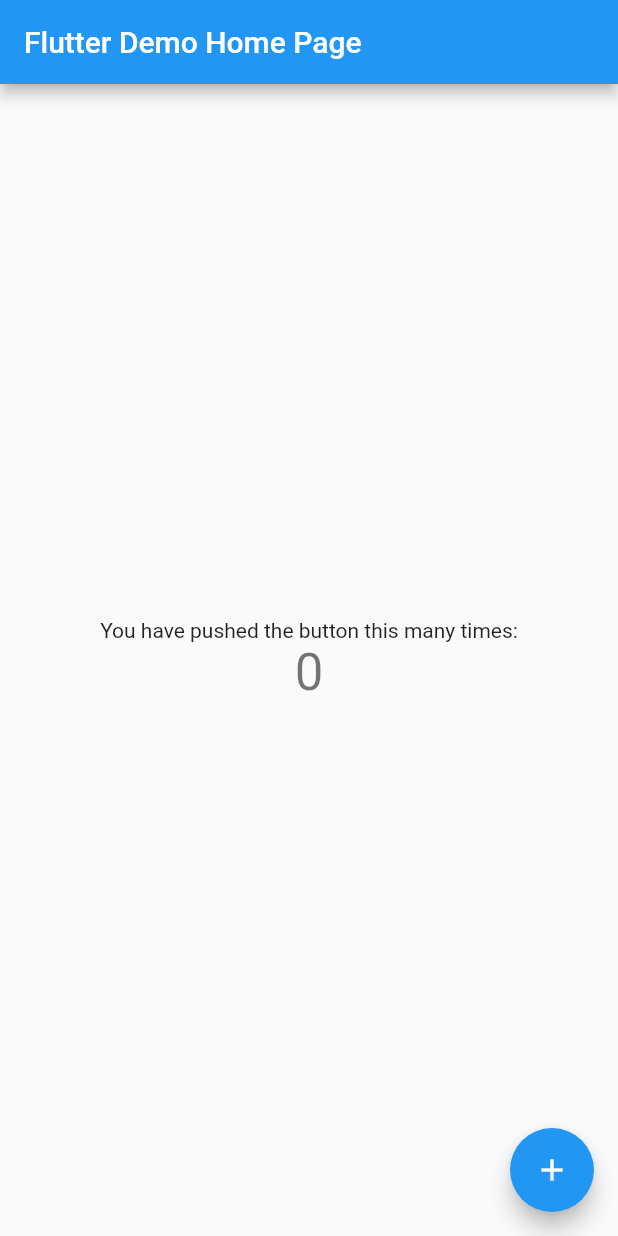
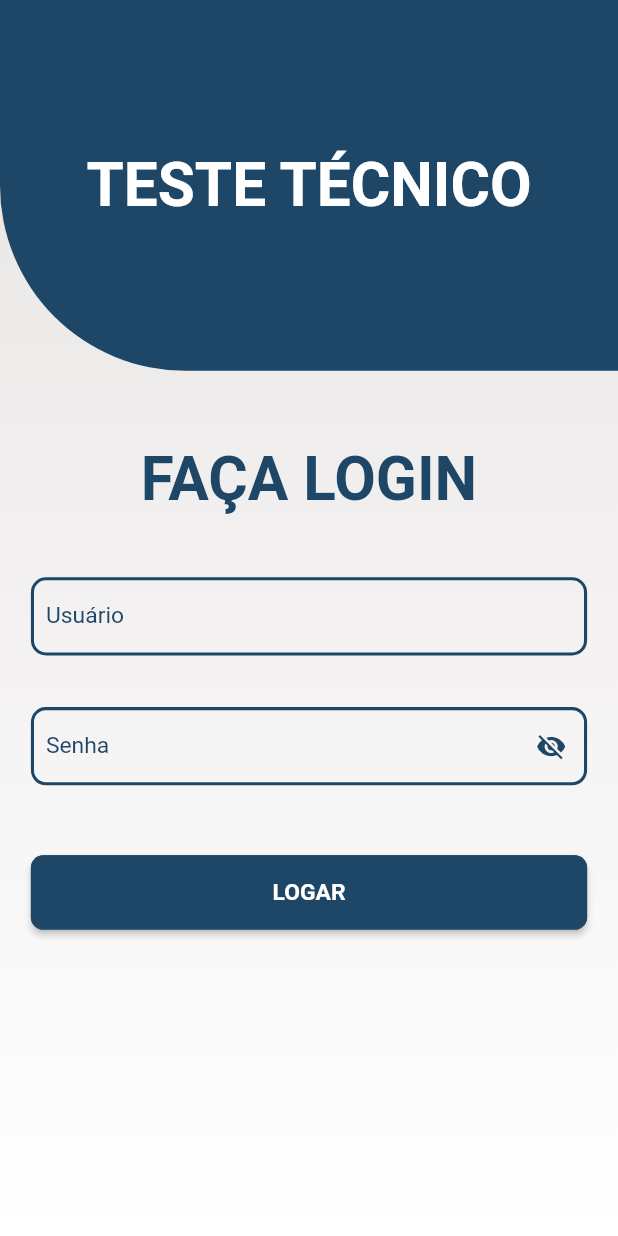
Before and after one commit to WilliamDCGomes/teste-tecnico, a Flutter app: the screen it shows after launch, on a phone screen of 412 x 824 dp. Run offline on Flutter 3.47's test engine with Material 2 defaults, Android fonts, the light colour scheme and no system bars; our stand-ins replace get, lottie, responsive_sizer, shared_preferences, video_player.

Commit message:
Criado tela de login e camada de autenticação na api

```diff
--- a/lib/app/modules/login/controller/login_controller.dart
+++ b/lib/app/modules/login/controller/login_controller.dart
@@ -0,0 +1,95 @@
+import 'package:flutter/material.dart';
+import 'package:get/get.dart';
+import 'package:shared_preferences/shared_preferences.dart';
+import 'package:teste_tecnico/base/services/login_service.dart';
+import '../../../../base/services/interface/ilogin_service.dart';
+import '../../../utils/sharedWidgets/loading_with_success_or_error_widget.dart';
+import '../../../utils/sharedWidgets/popups/information_popup.dart';
+
+class LoginPageController extends GetxController {
+  late RxBool cpfInputHasError;
+  late RxBool passwordInputHasError;
+  late RxBool isPasswordField;
+  late LoadingWithSuccessOrErrorWidget loadingWithSuccessOrErrorWidget;
+  late TextEditingController userInputController;
+  late TextEditingController passwordInputController;
+  late FocusNode passwordInputFocusNode;
+  late final GlobalKey<FormState> formKey;
+  late SharedPreferences sharedPreferences;
+  late ILoginService _loginService;
+
+  LoginPageController() {
+    _initializeVariables();
+  }
+
+  @override
+  void onInit() async {
+    sharedPreferences = await SharedPreferences.getInstance();
+    super.onInit();
+  }
+
+  _initializeVariables() {
+    cpfInputHasError = false.obs;
+    passwordInputHasError = false.obs;
+    isPasswordField = true.obs;
+    formKey = GlobalKey<FormState>();
+    userInputController = TextEditingController();
+    passwordInputController = TextEditingController();
+    passwordInputFocusNode = FocusNode();
+    loadingWithSuccessOrErrorWidget = LoadingWithSuccessOrErrorWidget();
+    _loginService = LoginService();
+  }
+
+  loginPressed() async {
+    try {
+      if (formKey.currentState!.validate()) {
+        await loadingWithSuccessOrErrorWidget.startAnimation();
+
+        var authenticateResponse = await _loginService.authenticate(
+          userInputController.text.trim(),
+          passwordInputController.text.trim(),
+        );
+
+        if (authenticateResponse != null) {
+          await sharedPreferences.setString("login", userInputController.text.trim());
+          await sharedPreferences.setString("password", passwordInputController.text.trim());
+
+          await loadingWithSuccessOrErrorWidget.stopAnimation();
+
+          await showDialog(
+            context: Get.context!,
+            barrierDismissible: false,
+            builder: (BuildContext context) {
+              return const InformationPopup(
+                warningMessage: "Sucesso",
+              );
+            },
+          );
+        }
+        else {
+          if (loadingWithSuccessOrErrorWidget.animationController.isAnimating) await loadingWithSuccessOrErrorWidget.stopAnimation(fail: true);
+          await showDialog(
+            context: Get.context!,
+            barrierDismissible: false,
+            builder: (BuildContext context) {
+              return const InformationPopup(
+                warningMessage: "Usuário ou a Senha estão incorreto.",
+              );
+            },
+          );
+        }
+      }
+    } catch (_) {
+      if (loadingWithSuccessOrErrorWidget.animationController.isAnimating) await loadingWithSuccessOrErrorWidget.stopAnimation(fail: true);
+      showDialog(
+        context: Get.context!,
+        barrierDismissible: false,
+        builder: (BuildContext context) {
+          return const InformationPopup(
+            warningMessage: "Erro ao fazer Login!\nTente novamente mais tarde.",
+          );
+        },
+      );
+    }
+  }
+}
--- a/lib/app/modules/login/page/login_page.dart
+++ b/lib/app/modules/login/page/login_page.dart
@@ -0,0 +1,178 @@
+import 'package:flutter/material.dart';
+import 'package:get/get.dart';
+import 'package:responsive_sizer/responsive_sizer.dart';
+import '../../../utils/helpers/app_close_controller.dart';
+import '../../../utils/helpers/text_field_validators.dart';
+import '../../../utils/sharedWidgets/button_widget.dart';
+import '../../../utils/sharedWidgets/text_field_widget.dart';
+import '../../../utils/sharedWidgets/text_widget.dart';
+import '../../../utils/stylePages/app_colors.dart';
+import '../controller/login_controller.dart';
+
+class LoginPage extends StatefulWidget {
+  const LoginPage({Key? key,}) : super(key: key);
+
+  @override
+  State<LoginPage> createState() => _LoginPageState();
+}
+
+class _LoginPageState extends State<LoginPage> {
+  late LoginPageController controller;
+
+  @override
+  void initState() {
+    controller = Get.put(LoginPageController());
+    super.initState();
+  }
+
+  @override
+  Widget build(BuildContext context) {
+    return WillPopScope(
+      onWillPop: () async {
+        return AppCloseController.verifyCloseScreen();
+      },
+      child: SafeArea(
+        child: Material(
+          child: GestureDetector(
+            onTap: () {
+              FocusScope.of(context).requestFocus(FocusNode());
+            },
+            child: Container(
+              decoration: const BoxDecoration(
+                gradient: LinearGradient(
+                  begin: Alignment.topCenter,
+                  end: Alignment.bottomCenter,
+                  colors: AppColors.backgroundFirstScreenColor,
+                ),
+              ),
+              child: Stack(
+                children: [
+                  Scaffold(
+                    backgroundColor: AppColors.transparentColor,
+                    body: Column(
+                      children: [
+                        Container(
+                          height: 30.h,
+                          width: 100.w,
+                          margin: EdgeInsets.only(bottom: 6.h),
+                          decoration: BoxDecoration(
+                            borderRadius: BorderRadius.only(bottomLeft: Radius.circular(15.h)),
+                            color: AppColors.defaultColor,
+                          ),
+                          child: Center(
+                            child: TextWidget(
+                              "TESTE TÉCNICO",
+                              textColor: AppColors.whiteColor,
+                              fontSize: 26.sp,
+                              textAlign: TextAlign.center,
+                              fontWeight: FontWeight.bold,
+                              maxLines: 2,
+                            ),
+                          ),
+                        ),
+                        Expanded(
+                          child: Form(
+                            key: controller.formKey,
+                            child: ListView(
+                              shrinkWrap: true,
+                              padding: EdgeInsets.symmetric(horizontal: 5.w),
+                              children: [
+                                TextWidget(
+                                  "FAÇA LOGIN",
+                                  textColor: AppColors.defaultColor,
+                                  fontSize: 26.sp,
+                                  textAlign: TextAlign.center,
+                                  fontWeight: FontWeight.bold,
+                                ),
+                                Padding(
+                                  padding: EdgeInsets.only(top: 5.h),
+                                  child: Obx(
+                                    () => TextFieldWidget(
+                                      controller: controller.userInputController,
+                                      hintText: "Usuário",
+                                      height: 9.h,
+                                      width: double.infinity,
+                                      hasError: controller.cpfInputHasError.value,
+                                      enableSuggestions: true,
+                                      keyboardType: TextInputType.name,
+                                      textInputAction: TextInputAction.next,
+                                      validator: (String? value) {
+                                        String? validation = TextFieldValidators.loginValidation(value);
+                                        if(validation != null && validation != ""){
+                                          controller.cpfInputHasError.value = true;
+                                        }
+                                        else{
+                                          controller.cpfInputHasError.value = false;
+                                        }
+                                        return validation;
+                                      },
+                                      onEditingComplete: () {
+                                        controller.passwordInputFocusNode.requestFocus();
+                                      },
+                                    ),
+                                  ),
+                                ),
+                                Padding(
+                                  padding: EdgeInsets.only(top: 1.5.h),
+                                  child: Obx(
+                                    () => TextFieldWidget(
+                                      controller: controller.passwordInputController,
+                                      focusNode: controller.passwordInputFocusNode,
+                                      hintText: "Senha",
+                                      height: 9.h,
+                                      width: double.infinity,
+                                      isPassword: controller.isPasswordField.value,
+                                      hasError: controller.passwordInputHasError.value,
+                                      validator: (String? value) {
+                                        String? validation = TextFieldValidators.passwordValidation(value);
+                                        if(validation != null && validation != ""){
+                                          controller.passwordInputHasError.value = true;
+                                        }
+                                        else{
+                                          controller.passwordInputHasError.value = false;
+                                        }
+                                        return validation;
+                                      },
+                                      iconTextField: GestureDetector(
+                                        onTap: () {
+                                          controller.isPasswordField.value =
+                                          !controller.isPasswordField.value;
+                                        },
+                                        child: Icon(
+                                          controller.isPasswordField.value
+                                              ? Icons.visibility_off
+                                              : Icons.visibility,
+                                          color: AppColors.defaultColor,
+                                          size: 2.5.h,
+                                        ),
+                                      ),
+                                      keyboardType: TextInputType.visiblePassword,
+                                    ),
+                                  ),
+                                ),
+                                Padding(
+                                  padding: EdgeInsets.only(top: 3.h),
+                                  child: ButtonWidget(
+                                    hintText: "LOGAR",
+                                    fontWeight: FontWeight.bold,
+                                    widthButton: 75.w,
+                                    onPressed: () => controller.loginPressed(),
+                                  ),
+                                ),
+                              ],
+                            ),
+                          ),
+                        ),
+                      ],
+                    ),
+                  ),
+                  controller.loadingWithSuccessOrErrorWidget,
+                ],
+              ),
+            ),
+          ),
+        ),
+      ),
+    );
+  }
+}
--- a/lib/app/utils/helpers/app_paths.dart
+++ b/lib/app/utils/helpers/app_paths.dart
@@ -1,6 +1,6 @@
 class AppPaths{
-  static const String jsonPath = "lib/app/assets/json/";
-  static const String imagesPath = "lib/app/assets/images/";
+  static const String jsonPath = "assets/json/";
+  static const String imagesPath = "assets/images/";
 
   // Caminho de todas as imagens .png
   static const String icon = "${imagesPath}.png";
--- /dev/null
+++ b/lib/app/utils/helpers/text_field_validators.dart
@@ -0,0 +1,18 @@
+class TextFieldValidators {
+  static String? loginValidation(String? value) {
+    if (value == null || value.trim().isEmpty) {
+      return "Informe o Nome do Usúario";
+    }
+    return null;
+  }
+
+  static String? passwordValidation(String? value) {
+    if (value == null || value.trim().isEmpty) {
+      return "Informe a Senha";
+    }
+    if (value.trim().length < 6) {
+      return "A Senha deve conter no mínimo 6 dígitos";
+    }
+    return null;
+  }
+}
--- /dev/null
+++ b/lib/app/utils/sharedWidgets/snackbar_widget.dart
@@ -0,0 +1,46 @@
+import 'package:flutter/material.dart';
+import 'package:get/route_manager.dart';
+import 'package:responsive_sizer/responsive_sizer.dart';
+import 'package:teste_tecnico/app/utils/sharedWidgets/text_widget.dart';
+import '../stylePages/app_colors.dart';
+
+class SnackbarWidget {
+  final String warningText;
+  final String informationText;
+  final Color backgrondColor;
+  final int? maxLine;
+
+  SnackbarWidget({
+    required this.warningText,
+    required this.informationText,
+    required this.backgrondColor,
+    this.maxLine,
+  }) {
+    showSnackBar(informationText);
+  }
+
+  void showSnackBar(String informationText) => Get.snackbar(
+    '',
+    '',
+    titleText: TextWidget(
+      warningText,
+      textColor: AppColors.whiteColor,
+      fontSize: 14.sp,
+      textAlign: TextAlign.center,
+      maxLines: 1,
+      fontWeight: FontWeight.bold,
+    ),
+    messageText: TextWidget(
+      informationText,
+      textColor: AppColors.whiteColor,
+      fontSize: 14.sp,
+      textAlign: TextAlign.center,
+      maxLines: maxLine ?? 1,
+      fontWeight: FontWeight.bold,
+    ),
+    duration: const Duration(seconds: 2),
+    snackPosition: SnackPosition.BOTTOM,
+    backgroundColor: backgrondColor,
+    margin: EdgeInsets.symmetric(vertical: 1.h, horizontal: 5.w),
+  );
+}
--- a/lib/app/utils/stylePages/app_colors.dart
+++ b/lib/app/utils/stylePages/app_colors.dart
@@ -4,8 +4,10 @@
   static const Color whiteColor = Colors.white;
   static const Color blackColor = Colors.black;
   static const Color redColor = Colors.red;
+  static const Color transparentColor = Colors.transparent;
   static final Color blackTransparentColor = Colors.black.withOpacity(.6);
   static const Color defaultColor = Color(0XFF1E4767);
   static const Color bufferedColor = Color(0XFFA5A29F);
   static const Color backgroundPlayColor = Color(0XFF86807B);
+  static const List<Color> backgroundFirstScreenColor = [Color(0XFFE7E3E3), Color(0XFFFFFFFF)];
 }
--- a/lib/base/models/authenticateResponse/authenticate_response.dart
+++ b/lib/base/models/authenticateResponse/authenticate_response.dart
@@ -4,20 +4,10 @@
 
 @JsonSerializable()
 class AuthenticateResponse {
-  final String? id;
-  final String? name;
-  final String? login;
-  final DateTime? expirationDate;
   final String? token;
-  final bool success;
 
   AuthenticateResponse({
-    required this.id,
-    required this.name,
-    required this.login,
-    required this.expirationDate,
     required this.token,
-    required this.success,
   });
 
   factory AuthenticateResponse.fromJson(Map<String, dynamic> json) => _$AuthenticateResponseFromJson(json);
--- a/lib/base/services/base/base_service.dart
+++ b/lib/base/services/base/base_service.dart
@@ -14,11 +14,20 @@
   Future<String> getToken({bool getForcedToken = false}) async {
     try {
       sharedPreferences ??= sharedPreferences = await SharedPreferences.getInstance();
+
       String? token = sharedPreferences!.getString('Token');
       final String? tokenExpiration = sharedPreferences?.getString('TokenExpiration');
-      if (getForcedToken || (tokenExpiration != null && DateTime.now().compareTo(DateTime.parse(tokenExpiration)) >= 0)) {
-        String? token = (await LoginService().authenticate())?.token;
+      final String? login = sharedPreferences?.getString("login");
+      final String? password = sharedPreferences?.getString("password");
+
+      if (login != null && password != null && (getForcedToken || (tokenExpiration != null && DateTime.now().compareTo(DateTime.parse(tokenExpiration)) >= 0))) {
+        String? token = (await LoginService().authenticate(
+          login,
+          password,
+        ))?.token;
+
         if (token == null) throw Exception();
+
         token = token;
         sharedPreferences!.setString('Token', token);
       }
--- a/lib/base/services/interface/ilogin_service.dart
+++ b/lib/base/services/interface/ilogin_service.dart
@@ -1,5 +1,5 @@
 import '../../models/AuthenticateResponse/authenticate_response.dart';
 
 abstract class ILoginService {
-  Future<AuthenticateResponse?> authenticate({String? username, String? password});
+  Future<AuthenticateResponse?> authenticate(String? username, String? password);
 }
--- a/lib/main.dart
+++ b/lib/main.dart
@@ -1,115 +1,69 @@
 import 'package:flutter/material.dart';
+import 'package:flutter/services.dart';
+import 'package:get/get_navigation/get_navigation.dart';
+import 'package:responsive_sizer/responsive_sizer.dart';
+import 'app/modules/login/page/login_page.dart';
+import 'app/utils/stylePages/app_colors.dart';
 
 void main() {
-  runApp(const MyApp());
+  runApp(
+    const App(
+      color: MaterialColor(
+        0XFF1E4767,
+        {
+          50: AppColors.defaultColor,
+          100: AppColors.defaultColor,
+          200: AppColors.defaultColor,
+          300: AppColors.defaultColor,
+          400: AppColors.defaultColor,
+          500: AppColors.defaultColor,
+          600: AppColors.defaultColor,
+          700: AppColors.defaultColor,
+          800: AppColors.defaultColor,
+          900: AppColors.defaultColor,
+        },
+      ),
+    ),
+  );
 }
 
-class MyApp extends StatelessWidget {
-  const MyApp({super.key});
+class App extends StatefulWidget {
+  final MaterialColor color;
+  const App({
+    Key? key,
+    required this.color,
+  }) : super(key: key);
 
-  // This widget is the root of your application.
+  @override
+  State<App> createState() => _AppState();
+}
+
+class _AppState extends State<App> {
   @override
   Widget build(BuildContext context) {
-    return MaterialApp(
-      title: 'Flutter Demo',
-      theme: ThemeData(
-        // This is the theme of your application.
-        //
-        // Try running your application with "flutter run". You'll see the
-        // application has a blue toolbar. Then, without quitting the app, try
-        // changing the primarySwatch below to Colors.green and then invoke
-        // "hot reload" (press "r" in the console where you ran "flutter run",
-        // or simply save your changes to "hot reload" in a Flutter IDE).
-        // Notice that the counter didn't reset back to zero; the application
-        // is not restarted.
-        primarySwatch: Colors.blue,
-      ),
-      home: const MyHomePage(title: 'Flutter Demo Home Page'),
-    );
+    SystemChrome.setPreferredOrientations([DeviceOrientation.portraitUp]);
+
+    SystemChrome.setSystemUIOverlayStyle(const SystemUiOverlayStyle(
+      statusBarColor: AppColors.defaultColor,
+      systemNavigationBarColor: AppColors.defaultColor,
+      statusBarIconBrightness: Brightness.light,
+      systemNavigationBarIconBrightness: Brightness.light,
+    ));
+
+    return ResponsiveSizer(builder: (context, orientation, screentype) {
+      return GetMaterialApp(
+        themeMode: ThemeMode.light,
+        debugShowCheckedModeBanner: false,
+        theme: ThemeData(
+          visualDensity: VisualDensity.adaptivePlatformDensity,
+          primaryColor: AppColors.defaultColor,
+          primarySwatch: widget.color,
+        ),
+        getPages: [
+          GetPage(name: "/loginPage", page: () => const LoginPage()),
+        ],
+        initialRoute: "/loginPage",
+      );
+    });
   }
 }
-
-class MyHomePage extends StatefulWidget {
-  const MyHomePage({super.key, required this.title});
-
-  // This widget is the home page of your application. It is stateful, meaning
-  // that it has a State object (defined below) that contains fields that affect
-  // how it looks.
-
-  // This class is the configuration for the state. It holds the values (in this
-  // case the title) provided by the parent (in this case the App widget) and
-  // used by the build method of the State. Fields in a Widget subclass are
-  // always marked "final".
-
-  final String title;
-
-  @override
-  State<MyHomePage> createState() => _MyHomePageState();
-}
-
-class _MyHomePageState extends State<MyHomePage> {
-  int _counter = 0;
-
-  void _incrementCounter() {
-    setState(() {
-      // This call to setState tells the Flutter framework that something has
-      // changed in this State, which causes it to rerun the build method below
-      // so that the display can reflect the updated values. If we changed
-      // _counter without calling setState(), then the build method would not be
-      // called again, and so nothing would appear to happen.
-      _counter++;
-    });
-  }
-
-  @override
-  Widget build(BuildContext context) {
-    // This method is rerun every time setState is called, for instance as done
-    // by the _incrementCounter method above.
-    //
-    // The Flutter framework has been optimized to make rerunning build methods
-    // fast, so that you can just rebuild anything that needs updating rather
-    // than having to individually change instances of widgets.
-    return Scaffold(
-      appBar: AppBar(
-        // Here we take the value from the MyHomePage object that was created by
-        // the App.build method, and use it to set our appbar title.
-        title: Text(widget.title),
-      ),
-      body: Center(
-        // Center is a layout widget. It takes a single child and positions it
-        // in the middle of the parent.
-        child: Column(
-          // Column is also a layout widget. It takes a list of children and
-          // arranges them vertically. By default, it sizes itself to fit its
-          // children horizontally, and tries to be as tall as its parent.
-          //
-          // Invoke "debug painting" (press "p" in the console, choose the
-          // "Toggle Debug Paint" action from the Flutter Inspector in Android
-          // Studio, or the "Toggle Debug Paint" command in Visual Studio Code)
-          // to see the wireframe for each widget.
-          //
-          // Column has various properties to control how it sizes itself and
-          // how it positions its children. Here we use mainAxisAlignment to
-          // center the children vertically; the main axis here is the vertical
-          // axis because Columns are vertical (the cross axis would be
-          // horizontal).
-          mainAxisAlignment: MainAxisAlignment.center,
-          children: <Widget>[
-            const Text(
-              'You have pushed the button this many times:',
-            ),
-            Text(
-              '$_counter',
-              style: Theme.of(context).textTheme.headlineMedium,
-            ),
-          ],
-        ),
-      ),
-      floatingActionButton: FloatingActionButton(
-        onPressed: _incrementCounter,
-        tooltip: 'Increment',
-        child: const Icon(Icons.add),
-      ), // This trailing comma makes auto-formatting nicer for build methods.
-    );
-  }
-}
--- a/pubspec.yaml
+++ b/pubspec.yaml
@@ -18,6 +18,7 @@
   json_annotation: ^4.8.0
   responsive_sizer: ^3.1.1
   shared_preferences: ^2.0.20
+  mask_text_input_formatter: ^2.4.0
 
 dev_dependencies:
   flutter_test:
```
Also changed, not shown: lib/app/utils/helpers/app_close_controller.dart (added, +19 -0 lines), lib/app/utils/sharedWidgets/popups/information_popup.dart (added, +116 -0 lines), lib/base/services/login_service.dart (+5 -10 lines), lib/base/models/authenticateResponse/authenticate_response.g.dart, 1 other file.
